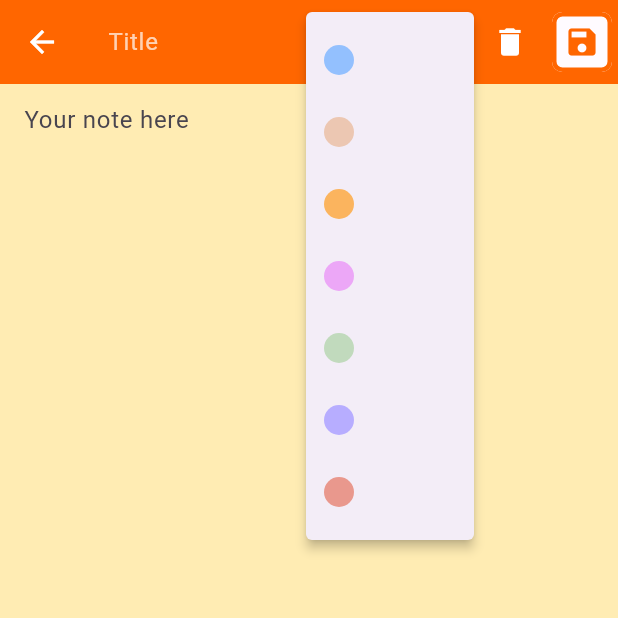
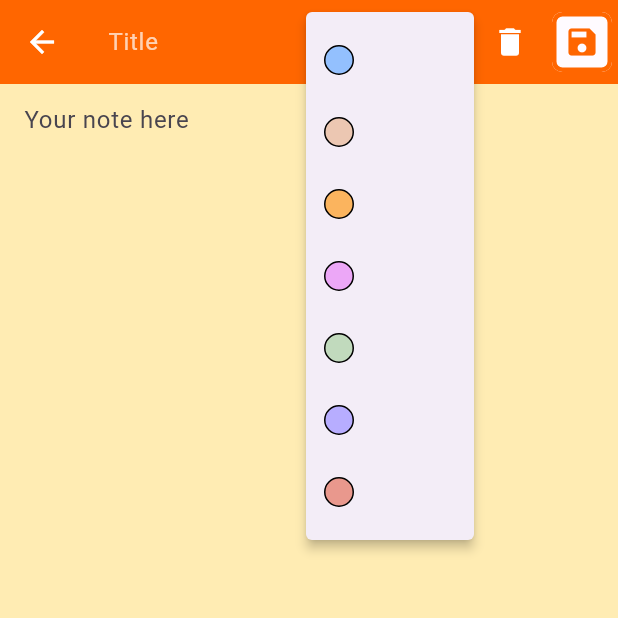
Before and after one commit to Mahmoud3177Khaled/FluttyNotes, a Flutter app: the UpdateNoteView screen opened directly with empty values, after a tap on the "more vert" icon, on a phone screen of 412 x 824 dp, the top half of it. Run offline on Flutter 3.47's test engine with Material 3 defaults, Android fonts, the phone set to English and light mode, and no system bars; our stand-ins replace firebase_auth, firebase_core, shared_preferences, sqflite; accounts and stored records are empty.

Commit message:
fixed update color bug in update not

```diff
--- a/lib/views/update_note_view.dart
+++ b/lib/views/update_note_view.dart
@@ -1,5 +1,5 @@
 import 'package:firstfluttergo/constants/curr_user_name.dart';
-import 'package:firstfluttergo/constants/enumerations.dart';
+// import 'package:firstfluttergo/constants/enumerations.dart';
 import 'package:firstfluttergo/constants/routes.dart';
 import 'package:firstfluttergo/services/CRUD/notes_service.dart';
 import 'package:firstfluttergo/services/auth/auth_services.dart';
@@ -40,6 +40,10 @@ class _UpdateNoteViewState extends State<UpdateNoteView> {
   }
 
   Future<void> saveNote(DataBaseNote sentNote) async {
+
+    if(color == "0xFF000000") {
+      color = (await _notesService.getNote(id: sentNote.id)).color;
+    }
 
     final DataBaseNote updatedNote = await _notesService.updateNote(
       oldNote: sentNote,
@@ -131,44 +135,20 @@ class _UpdateNoteViewState extends State<UpdateNoteView> {
 
         actions: [
 
-          PopupMenuButton<ColorSelector>(
+          PopupMenuButton<String>(
 
             onSelected: (value) async {
 
               devtools.log("This is $value");
 
-              switch (value) {
-                case ColorSelector.c1:
-                  color = noteC1;
-                  break;
-                case ColorSelector.c2:
-                  color = noteC2;
-                  break;
-                case ColorSelector.c3:
-                  color = noteC3;
-                  break;
-                case ColorSelector.c4:
-                  color = noteC4;
-                  break;
-                case ColorSelector.c5:
-                  color = noteC5;
-                  break;
-                case ColorSelector.c6:
-                  color = noteC6;
-                  break;
-                case ColorSelector.c7:
-                  color = noteC7;
-                  break;
-
-                default:
-              }
+              color = value;
             },
 
             itemBuilder: (context) {
               return [
 
-                PopupMenuItem<ColorSelector>(
-                  value: ColorSelector.c1,
+                PopupMenuItem<String>(
+                  value: noteC1,
                   child: SizedBox(
                     width: 20,
                     height: 20,
@@ -176,13 +156,17 @@ class _UpdateNoteViewState extends State<UpdateNoteView> {
                       decoration: BoxDecoration(
                         color: Color(int.parse(noteC1)),
                         borderRadius: BorderRadius.circular(20),
+                        border: Border.all(
+                          color: Colors.black,
+                          width: 1,
+                        )
                       ),
                     )
                   )
                 ),
 
-                PopupMenuItem<ColorSelector>(
-                  value: ColorSelector.c2,
+                PopupMenuItem<String>(
+                  value: noteC2,
                   child: SizedBox(
                     width: 20,
                     height: 20,
@@ -190,13 +174,17 @@ class _UpdateNoteViewState extends State<UpdateNoteView> {
                       decoration: BoxDecoration(
                         color: Color(int.parse(noteC2)),
                         borderRadius: BorderRadius.circular(20),
+                        border: Border.all(
+                          color: Colors.black,
+                          width: 1,
+                        )
                       ),
                     )
                   )
                 ),
 
-                PopupMenuItem<ColorSelector>(
-                  value: ColorSelector.c3,
+                PopupMenuItem<String>(
+                  value: noteC3,
                   child: SizedBox(
                     width: 20,
                     height: 20,
@@ -204,13 +192,17 @@ class _UpdateNoteViewState extends State<UpdateNoteView> {
                       decoration: BoxDecoration(
                         color: Color(int.parse(noteC3)),
                         borderRadius: BorderRadius.circular(20),
+                        border: Border.all(
+                          color: Colors.black,
+                          width: 1,
+                        )
                       ),
                     )
                   )
                 ),
 
-                PopupMenuItem<ColorSelector>(
-                  value: ColorSelector.c4,
+                PopupMenuItem<String>(
+                  value: noteC4,
                   child: SizedBox(
                     width: 20,
                     height: 20,
@@ -218,12 +210,17 @@ class _UpdateNoteViewState extends State<UpdateNoteView> {
                       decoration: BoxDecoration(
                         color: Color(int.parse(noteC4)),
                         borderRadius: BorderRadius.circular(20),
+                        border: Border.all(
+                          color: Colors.black,
+                          width: 1,
+                        )
                       ),
                     )
                   )
                 ),
-                PopupMenuItem<ColorSelector>(
-                  value: ColorSelector.c5,
+
+                PopupMenuItem<String>(
+                  value: noteC5,
                   child: SizedBox(
                     width: 20,
                     height: 20,
@@ -231,13 +228,17 @@ class _UpdateNoteViewState extends State<UpdateNoteView> {
                       decoration: BoxDecoration(
                         color: Color(int.parse(noteC5)),
                         borderRadius: BorderRadius.circular(20),
+                        border: Border.all(
+                          color: Colors.black,
+                          width: 1,
+                        )
                       ),
                     )
                   )
                 ),
 
-                PopupMenuItem<ColorSelector>(
-                  value: ColorSelector.c6,
+                PopupMenuItem<String>(
+                  value: noteC6,
                   child: SizedBox(
                     width: 20,
                     height: 20,
@@ -245,13 +246,17 @@ class _UpdateNoteViewState extends State<UpdateNoteView> {
                       decoration: BoxDecoration(
                         color: Color(int.parse(noteC6)),
                         borderRadius: BorderRadius.circular(20),
+                        border: Border.all(
+                          color: Colors.black,
+                          width: 1,
+                        )
                       ),
                     )
                   )
                 ),
 
-                PopupMenuItem<ColorSelector>(
-                  value: ColorSelector.c7,
+                PopupMenuItem<String>(
+                  value: noteC7,
                   child: SizedBox(
                     width: 20,
                     height: 20,
@@ -259,6 +264,10 @@ class _UpdateNoteViewState extends State<UpdateNoteView> {
                       decoration: BoxDecoration(
                         color: Color(int.parse(noteC7)),
                         borderRadius: BorderRadius.circular(20),
+                        border: Border.all(
+                          color: Colors.black,
+                          width: 1,
+                        )
                       ),
                     )
                   )
```
Also changed, not shown: lib/views/new_note_view.dart (+145 -2 lines).
